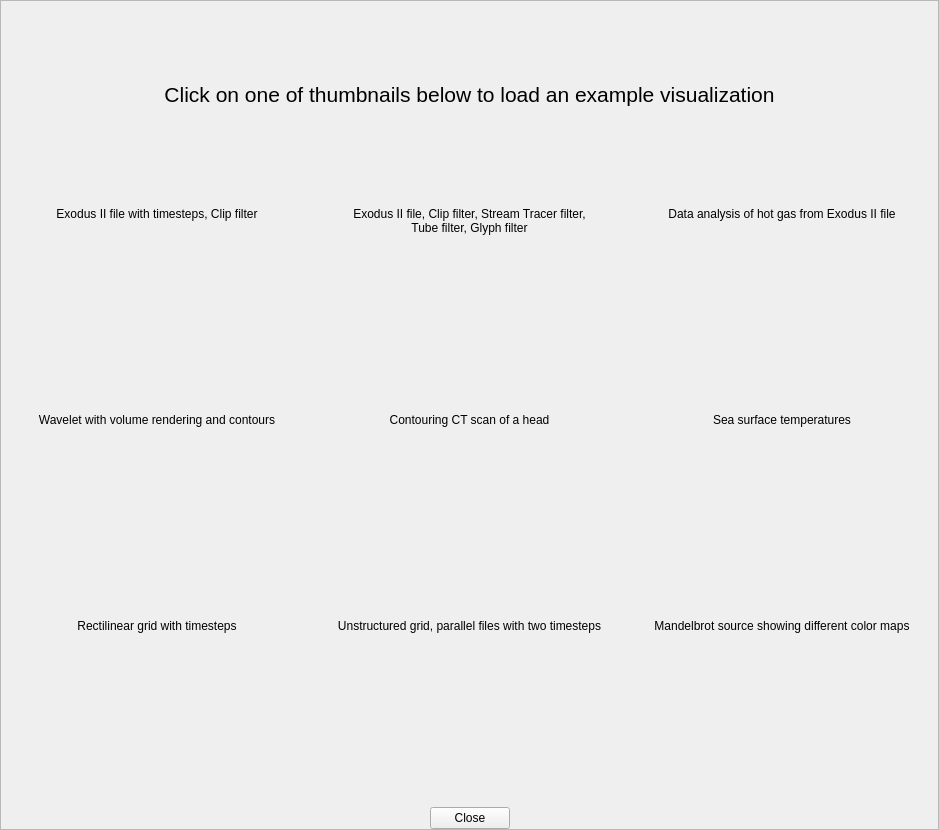
Above: Qt/ApplicationComponents/Resources/UI/pqExampleVisualizationsDialog.ui from pierre-guillou/paraview-ttk before the change. Below: the same form after it.
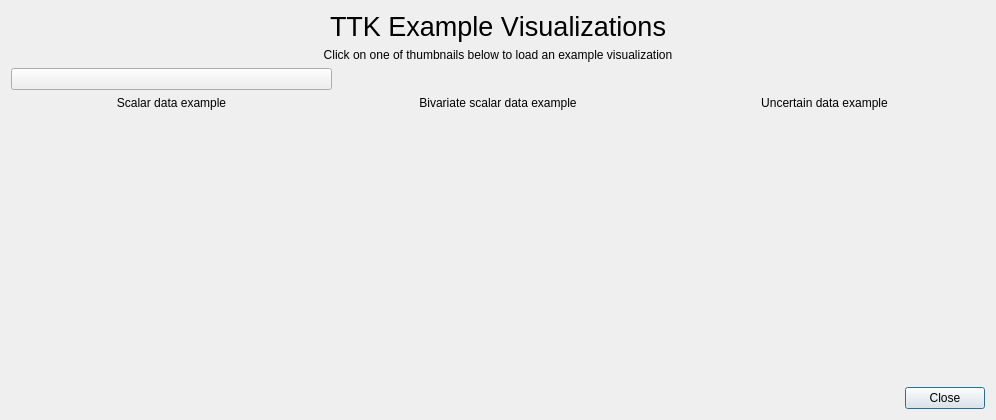
That is the form after the change. Icons and pictures are not drawn.

The edit to the form file:
```diff
--- a/Qt/ApplicationComponents/Resources/UI/pqExampleVisualizationsDialog.ui
+++ b/Qt/ApplicationComponents/Resources/UI/pqExampleVisualizationsDialog.ui
@@ -8,432 +8,43 @@
    <rect>
     <x>0</x>
     <y>0</y>
-    <width>939</width>
-    <height>830</height>
+    <width>996</width>
+    <height>420</height>
    </rect>
   </property>
-  <property name="sizePolicy">
-   <sizepolicy hsizetype="Expanding" vsizetype="Expanding">
-    <horstretch>0</horstretch>
-    <verstretch>0</verstretch>
-   </sizepolicy>
-  </property>
   <property name="windowTitle">
    <string>ParaView Example Visualizations</string>
   </property>
-  <layout class="QVBoxLayout" name="verticalLayout">
-   <property name="spacing">
-    <number>0</number>
-   </property>
-   <property name="leftMargin">
-    <number>0</number>
-   </property>
-   <property name="topMargin">
-    <number>0</number>
-   </property>
-   <property name="rightMargin">
-    <number>0</number>
-   </property>
-   <property name="bottomMargin">
-    <number>0</number>
-   </property>
-   <item>
-    <widget class="QScrollArea" name="scrollArea">
-     <property name="sizePolicy">
-      <sizepolicy hsizetype="Expanding" vsizetype="Expanding">
-       <horstretch>0</horstretch>
-       <verstretch>0</verstretch>
-      </sizepolicy>
-     </property>
-     <property name="horizontalScrollBarPolicy">
-      <enum>Qt::ScrollBarPolicy::ScrollBarAsNeeded</enum>
-     </property>
-     <property name="sizeAdjustPolicy">
-      <enum>QAbstractScrollArea::SizeAdjustPolicy::AdjustToContentsOnFirstShow</enum>
-     </property>
-     <property name="widgetResizable">
-      <bool>true</bool>
-     </property>
-     <property name="alignment">
-      <set>Qt::AlignmentFlag::AlignCenter</set>
-     </property>
-     <widget class="QWidget" name="scrollAreaWidgetContents">
-      <property name="geometry">
-       <rect>
-        <x>0</x>
-        <y>0</y>
-        <width>937</width>
-        <height>818</height>
-       </rect>
-      </property>
-      <property name="sizePolicy">
-       <sizepolicy hsizetype="MinimumExpanding" vsizetype="MinimumExpanding">
-        <horstretch>0</horstretch>
-        <verstretch>0</verstretch>
-       </sizepolicy>
-      </property>
-      <layout class="QGridLayout" name="gridLayout_2">
-       <property name="sizeConstraint">
-        <enum>QLayout::SizeConstraint::SetDefaultConstraint</enum>
-       </property>
-       <property name="leftMargin">
-        <number>0</number>
-       </property>
-       <property name="topMargin">
-        <number>0</number>
-       </property>
-       <property name="rightMargin">
-        <number>0</number>
-       </property>
-       <property name="bottomMargin">
-        <number>0</number>
-       </property>
-       <property name="spacing">
-        <number>0</number>
-       </property>
-       <item row="3" column="2">
-        <widget class="QLabel" name="HotGasAnalysisExampleDescription">
-         <property name="sizePolicy">
-          <sizepolicy hsizetype="MinimumExpanding" vsizetype="Preferred">
-           <horstretch>0</horstretch>
-           <verstretch>0</verstretch>
-          </sizepolicy>
-         </property>
-         <property name="text">
-          <string>Data analysis of hot gas from Exodus II file</string>
-         </property>
-         <property name="alignment">
-          <set>Qt::AlignmentFlag::AlignHCenter|Qt::AlignmentFlag::AlignTop</set>
-         </property>
-         <property name="wordWrap">
-          <bool>true</bool>
-         </property>
-        </widget>
-       </item>
-       <item row="7" column="2">
-        <widget class="QPushButton" name="MandelbrotButton">
-         <property name="sizePolicy">
-          <sizepolicy hsizetype="Ignored" vsizetype="Fixed">
-           <horstretch>0</horstretch>
-           <verstretch>0</verstretch>
-          </sizepolicy>
-         </property>
-         <property name="styleSheet">
-          <string notr="true">padding: 1px;</string>
-         </property>
-         <property name="text">
-          <string/>
-         </property>
-         <property name="icon">
-          <iconset>
-           <normalon>:/pqApplicationComponents/Thumbnails/Mandelbrot.png</normalon>
-          </iconset>
-         </property>
-         <property name="iconSize">
-          <size>
-           <width>300</width>
-           <height>225</height>
-          </size>
-         </property>
-         <property name="flat">
-          <bool>true</bool>
-         </property>
-        </widget>
-       </item>
-       <item row="2" column="1">
-        <widget class="QPushButton" name="DiskOutRefExampleButton">
-         <property name="sizePolicy">
-          <sizepolicy hsizetype="MinimumExpanding" vsizetype="Fixed">
-           <horstretch>0</horstretch>
-           <verstretch>0</verstretch>
-          </sizepolicy>
-         </property>
-         <property name="styleSheet">
-          <string notr="true">padding: 1px;</string>
-         </property>
-         <property name="text">
-          <string/>
-         </property>
-         <property name="icon">
-          <iconset>
-           <normalon>:/pqApplicationComponents/Thumbnails/DiskOutRefExample.png</normalon>
-          </iconset>
-         </property>
-         <property name="iconSize">
-          <size>
-           <width>300</width>
-           <height>225</height>
-          </size>
-         </property>
-         <property name="flat">
-          <bool>true</bool>
-         </property>
-        </widget>
-       </item>
-       <item row="9" column="1">
-        <widget class="QLabel" name="UnstructuredGridParallelLabel">
-         <property name="sizePolicy">
-          <sizepolicy hsizetype="MinimumExpanding" vsizetype="Preferred">
-           <horstretch>0</horstretch>
-           <verstretch>0</verstretch>
-          </sizepolicy>
-         </property>
-         <property name="text">
-          <string>Unstructured grid, parallel files with two timesteps</string>
-         </property>
-         <property name="alignment">
-          <set>Qt::AlignmentFlag::AlignHCenter|Qt::AlignmentFlag::AlignTop</set>
-         </property>
-         <property name="wordWrap">
-          <bool>true</bool>
-         </property>
-        </widget>
-       </item>
-       <item row="0" column="0" colspan="3">
+  <layout class="QGridLayout" name="gridLayout">
+   <item row="1" column="0" colspan="3">
         <widget class="QLabel" name="label">
-         <property name="sizePolicy">
-          <sizepolicy hsizetype="MinimumExpanding" vsizetype="Preferred">
-           <horstretch>0</horstretch>
-           <verstretch>0</verstretch>
-          </sizepolicy>
-         </property>
+     <property name="text">
+      <string>&lt;html&gt;&lt;head/&gt;&lt;body&gt;&lt;p align=&quot;center&quot;&gt;Click on one of thumbnails below to load an example visualization&lt;/p&gt;&lt;/body&gt;&lt;/html&gt;</string>
+     </property>
+    </widget>
+   </item>
+   <item row="0" column="0" colspan="3">
+    <widget class="QLabel" name="titleLabel">
          <property name="font">
           <font>
-           <pointsize>16</pointsize>
+       <pointsize>20</pointsize>
+       <italic>false</italic>
+       <strikeout>false</strikeout>
+       <kerning>false</kerning>
           </font>
          </property>
          <property name="text">
-          <string>&lt;html&gt;&lt;head/&gt;&lt;body&gt;&lt;p align=&quot;center&quot;&gt;Click on one of thumbnails below to load an example visualization&lt;/p&gt;&lt;/body&gt;&lt;/html&gt;</string>
+      <string>TTK Example Visualizations</string>
          </property>
          <property name="alignment">
-          <set>Qt::AlignmentFlag::AlignCenter</set>
-         </property>
-        </widget>
-       </item>
-       <item row="9" column="0">
-        <widget class="QLabel" name="RecttilinearGridTimestepsLabel">
-         <property name="sizePolicy">
-          <sizepolicy hsizetype="MinimumExpanding" vsizetype="Preferred">
-           <horstretch>0</horstretch>
-           <verstretch>0</verstretch>
-          </sizepolicy>
-         </property>
-         <property name="text">
-          <string>Rectilinear grid with timesteps</string>
-         </property>
-         <property name="alignment">
-          <set>Qt::AlignmentFlag::AlignHCenter|Qt::AlignmentFlag::AlignTop</set>
-         </property>
-         <property name="wordWrap">
-          <bool>true</bool>
-         </property>
-        </widget>
-       </item>
-       <item row="6" column="1">
-        <widget class="QLabel" name="HeadSQExampleDescription">
-         <property name="sizePolicy">
-          <sizepolicy hsizetype="MinimumExpanding" vsizetype="Preferred">
-           <horstretch>0</horstretch>
-           <verstretch>0</verstretch>
-          </sizepolicy>
-         </property>
-         <property name="text">
-          <string>Contouring CT scan of a head</string>
-         </property>
-         <property name="alignment">
-          <set>Qt::AlignmentFlag::AlignHCenter|Qt::AlignmentFlag::AlignTop</set>
-         </property>
-         <property name="wordWrap">
-          <bool>true</bool>
-         </property>
-        </widget>
-       </item>
-       <item row="5" column="2">
-        <widget class="QPushButton" name="TosExampleButton">
-         <property name="sizePolicy">
-          <sizepolicy hsizetype="Ignored" vsizetype="Fixed">
-           <horstretch>0</horstretch>
-           <verstretch>0</verstretch>
-          </sizepolicy>
-         </property>
-         <property name="styleSheet">
-          <string notr="true">padding: 1px;</string>
-         </property>
-         <property name="text">
-          <string/>
-         </property>
-         <property name="icon">
-          <iconset>
-           <normalon>:/pqApplicationComponents/Thumbnails/TosExample.png</normalon>
-          </iconset>
-         </property>
-         <property name="iconSize">
-          <size>
-           <width>300</width>
-           <height>225</height>
-          </size>
-         </property>
-         <property name="flat">
-          <bool>true</bool>
-         </property>
-        </widget>
-       </item>
-       <item row="6" column="2">
-        <widget class="QLabel" name="TosExampleDescription">
-         <property name="sizePolicy">
-          <sizepolicy hsizetype="MinimumExpanding" vsizetype="Preferred">
-           <horstretch>0</horstretch>
-           <verstretch>0</verstretch>
-          </sizepolicy>
-         </property>
-         <property name="text">
-          <string>&lt;html&gt;&lt;head/&gt;&lt;body&gt;&lt;p&gt;Sea surface temperatures&lt;br/&gt;&lt;/p&gt;&lt;/body&gt;&lt;/html&gt;</string>
-         </property>
-         <property name="alignment">
-          <set>Qt::AlignmentFlag::AlignHCenter|Qt::AlignmentFlag::AlignTop</set>
-         </property>
-         <property name="wordWrap">
-          <bool>true</bool>
-         </property>
-        </widget>
-       </item>
-       <item row="5" column="0">
-        <widget class="QPushButton" name="WaveletExampleButton">
-         <property name="sizePolicy">
-          <sizepolicy hsizetype="Ignored" vsizetype="Fixed">
-           <horstretch>0</horstretch>
-           <verstretch>0</verstretch>
-          </sizepolicy>
-         </property>
-         <property name="styleSheet">
-          <string notr="true">padding: 1px;</string>
-         </property>
-         <property name="text">
-          <string/>
-         </property>
-         <property name="icon">
-          <iconset resource="../pqApplicationComponents.qrc">
-           <normaloff>:/pqApplicationComponents/Thumbnails/WaveletExample.png</normaloff>:/pqApplicationComponents/Thumbnails/WaveletExample.png</iconset>
-         </property>
-         <property name="iconSize">
-          <size>
-           <width>300</width>
-           <height>225</height>
-          </size>
-         </property>
-         <property name="flat">
-          <bool>true</bool>
-         </property>
-        </widget>
-       </item>
-       <item row="6" column="0">
-        <widget class="QLabel" name="WaveletExampleDescription">
-         <property name="sizePolicy">
-          <sizepolicy hsizetype="MinimumExpanding" vsizetype="Preferred">
-           <horstretch>0</horstretch>
-           <verstretch>0</verstretch>
-          </sizepolicy>
-         </property>
-         <property name="text">
-          <string>Wavelet with volume rendering and contours</string>
-         </property>
-         <property name="alignment">
-          <set>Qt::AlignmentFlag::AlignHCenter|Qt::AlignmentFlag::AlignTop</set>
-         </property>
-         <property name="wordWrap">
-          <bool>true</bool>
-         </property>
-        </widget>
-       </item>
-       <item row="5" column="1">
-        <widget class="QPushButton" name="HeadSQExampleButton">
-         <property name="sizePolicy">
-          <sizepolicy hsizetype="Ignored" vsizetype="Fixed">
-           <horstretch>0</horstretch>
-           <verstretch>0</verstretch>
-          </sizepolicy>
-         </property>
-         <property name="styleSheet">
-          <string notr="true">padding: 1px;</string>
-         </property>
-         <property name="text">
-          <string/>
-         </property>
-         <property name="icon">
-          <iconset>
-           <normalon>:/pqApplicationComponents/Thumbnails/HeadSQExample.png</normalon>
-          </iconset>
-         </property>
-         <property name="iconSize">
-          <size>
-           <width>300</width>
-           <height>225</height>
-          </size>
-         </property>
-         <property name="flat">
-          <bool>true</bool>
-         </property>
-        </widget>
-       </item>
-       <item row="9" column="2">
-        <widget class="QLabel" name="MandelbrotLabel">
-         <property name="sizePolicy">
-          <sizepolicy hsizetype="MinimumExpanding" vsizetype="Preferred">
-           <horstretch>0</horstretch>
-           <verstretch>0</verstretch>
-          </sizepolicy>
-         </property>
-         <property name="text">
-          <string>Mandelbrot source showing different color maps</string>
-         </property>
-         <property name="alignment">
-          <set>Qt::AlignmentFlag::AlignHCenter|Qt::AlignmentFlag::AlignTop</set>
-         </property>
-         <property name="wordWrap">
-          <bool>true</bool>
-         </property>
-        </widget>
-       </item>
-       <item row="7" column="1">
-        <widget class="QPushButton" name="UnstructuredGridParallelButton">
-         <property name="sizePolicy">
-          <sizepolicy hsizetype="Ignored" vsizetype="Fixed">
-           <horstretch>0</horstretch>
-           <verstretch>0</verstretch>
-          </sizepolicy>
-         </property>
-         <property name="styleSheet">
-          <string notr="true">padding: 1px;</string>
-         </property>
-         <property name="text">
-          <string/>
-         </property>
-         <property name="icon">
-          <iconset>
-           <normalon>:/pqApplicationComponents/Thumbnails/UnstructuredGridParallel.png</normalon>
-          </iconset>
-         </property>
-         <property name="iconSize">
-          <size>
-           <width>300</width>
-           <height>225</height>
-          </size>
-         </property>
-         <property name="flat">
-          <bool>true</bool>
+      <set>Qt::AlignCenter</set>
          </property>
         </widget>
        </item>
        <item row="3" column="0">
-        <widget class="QLabel" name="CanExampleDescription">
-         <property name="sizePolicy">
-          <sizepolicy hsizetype="MinimumExpanding" vsizetype="Preferred">
-           <horstretch>0</horstretch>
-           <verstretch>0</verstretch>
-          </sizepolicy>
-         </property>
+    <widget class="QLabel" name="Example1Description">
          <property name="text">
-          <string>Exodus II file with timesteps, Clip filter</string>
+      <string>Scalar data example</string>
          </property>
          <property name="alignment">
           <set>Qt::AlignmentFlag::AlignHCenter|Qt::AlignmentFlag::AlignTop</set>
@@ -441,40 +52,22 @@
          <property name="wordWrap">
           <bool>true</bool>
          </property>
-         <property name="indent">
-          <number>-1</number>
-         </property>
-        </widget>
-       </item>
-       <item row="10" column="0" colspan="3">
+    </widget>
+   </item>
+   <item row="8" column="0" colspan="3">
         <widget class="QDialogButtonBox" name="buttonBox">
-         <property name="sizePolicy">
-          <sizepolicy hsizetype="MinimumExpanding" vsizetype="Fixed">
-           <horstretch>0</horstretch>
-           <verstretch>0</verstretch>
-          </sizepolicy>
-         </property>
          <property name="orientation">
           <enum>Qt::Orientation::Horizontal</enum>
          </property>
          <property name="standardButtons">
-          <set>QDialogButtonBox::StandardButton::Close</set>
-         </property>
-         <property name="centerButtons">
-          <bool>true</bool>
+      <set>QDialogButtonBox::Close</set>
          </property>
         </widget>
        </item>
        <item row="3" column="1">
-        <widget class="QLabel" name="DiskOutRefExampleDescription">
-         <property name="sizePolicy">
-          <sizepolicy hsizetype="MinimumExpanding" vsizetype="Preferred">
-           <horstretch>0</horstretch>
-           <verstretch>0</verstretch>
-          </sizepolicy>
-         </property>
+    <widget class="QLabel" name="Example2Description">
          <property name="text">
-          <string>&lt;html&gt;&lt;head/&gt;&lt;body&gt;&lt;p&gt;Exodus II file, Clip filter, Stream Tracer filter,&lt;br/&gt;Tube filter, Glyph filter&lt;/p&gt;&lt;/body&gt;&lt;/html&gt;</string>
+      <string>Bivariate scalar data example</string>
          </property>
          <property name="alignment">
           <set>Qt::AlignmentFlag::AlignHCenter|Qt::AlignmentFlag::AlignTop</set>
@@ -484,50 +77,39 @@
          </property>
         </widget>
        </item>
-       <item row="7" column="0">
-        <widget class="QPushButton" name="RectilinearGridTimestepsButton">
-         <property name="sizePolicy">
-          <sizepolicy hsizetype="Ignored" vsizetype="Fixed">
-           <horstretch>0</horstretch>
-           <verstretch>0</verstretch>
-          </sizepolicy>
-         </property>
-         <property name="styleSheet">
-          <string notr="true">padding: 1px;</string>
-         </property>
+   <item row="3" column="2">
+    <widget class="QLabel" name="Example3Description">
          <property name="text">
-          <string/>
-         </property>
-         <property name="icon">
-          <iconset>
-           <normalon>:/pqApplicationComponents/Thumbnails/RectilinearGridTimesteps.png</normalon>
-          </iconset>
-         </property>
-         <property name="iconSize">
-          <size>
-           <width>300</width>
-           <height>225</height>
-          </size>
-         </property>
-         <property name="flat">
+      <string>Uncertain data example</string>
+     </property>
+     <property name="alignment">
+       <set>Qt::AlignHCenter|Qt::AlignTop</set>
+     </property>
+     <property name="wordWrap">
           <bool>true</bool>
          </property>
         </widget>
        </item>
        <item row="2" column="0">
-        <widget class="QPushButton" name="CanExampleButton">
-         <property name="enabled">
-          <bool>true</bool>
-         </property>
-         <property name="sizePolicy">
-          <sizepolicy hsizetype="MinimumExpanding" vsizetype="Fixed">
-           <horstretch>0</horstretch>
-           <verstretch>0</verstretch>
-          </sizepolicy>
-         </property>
-         <property name="styleSheet">
-          <string notr="true">padding: 1px;</string>
-         </property>
+    <widget class="QPushButton" name="Example1Button">
+     <property name="text">
+      <string/>
+     </property>
+     <property name="icon">
+      <iconset>
+        <normalon>:/pqApplicationComponents/Thumbnails/Example1.png</normalon>
+      </iconset>
+     </property>
+     <property name="iconSize">
+      <size>
+       <width>300</width>
+       <height>225</height>
+      </size>
+     </property>
+    </widget>
+   </item>
+   <item row="2" column="1">
+    <widget class="QPushButton" name="Example2Button">
          <property name="text">
           <string/>
          </property>
@@ -554,16 +136,7 @@
         </widget>
        </item>
        <item row="2" column="2">
-        <widget class="QPushButton" name="HotGasAnalysisExampleButton">
-         <property name="sizePolicy">
-          <sizepolicy hsizetype="MinimumExpanding" vsizetype="Fixed">
-           <horstretch>0</horstretch>
-           <verstretch>0</verstretch>
-          </sizepolicy>
-         </property>
-         <property name="styleSheet">
-          <string notr="true">padding: 1px;</string>
-         </property>
+    <widget class="QPushButton" name="Example3Button">
          <property name="text">
           <string/>
          </property>
@@ -582,9 +155,18 @@
          </property>
         </widget>
        </item>
-      </layout>
-     </widget>
-    </widget>
+   <item row="6" column="0">
+    <spacer name="verticalSpacer">
+     <property name="orientation">
+      <enum>Qt::Vertical</enum>
+     </property>
+     <property name="sizeHint" stdset="0">
+      <size>
+       <width>20</width>
+       <height>40</height>
+      </size>
+     </property>
+    </spacer>
    </item>
   </layout>
  </widget>
```
Left out of the diff: 22 changed lines with no effect on the pictures. Lines whose indentation alone changed are shown as unchanged.
